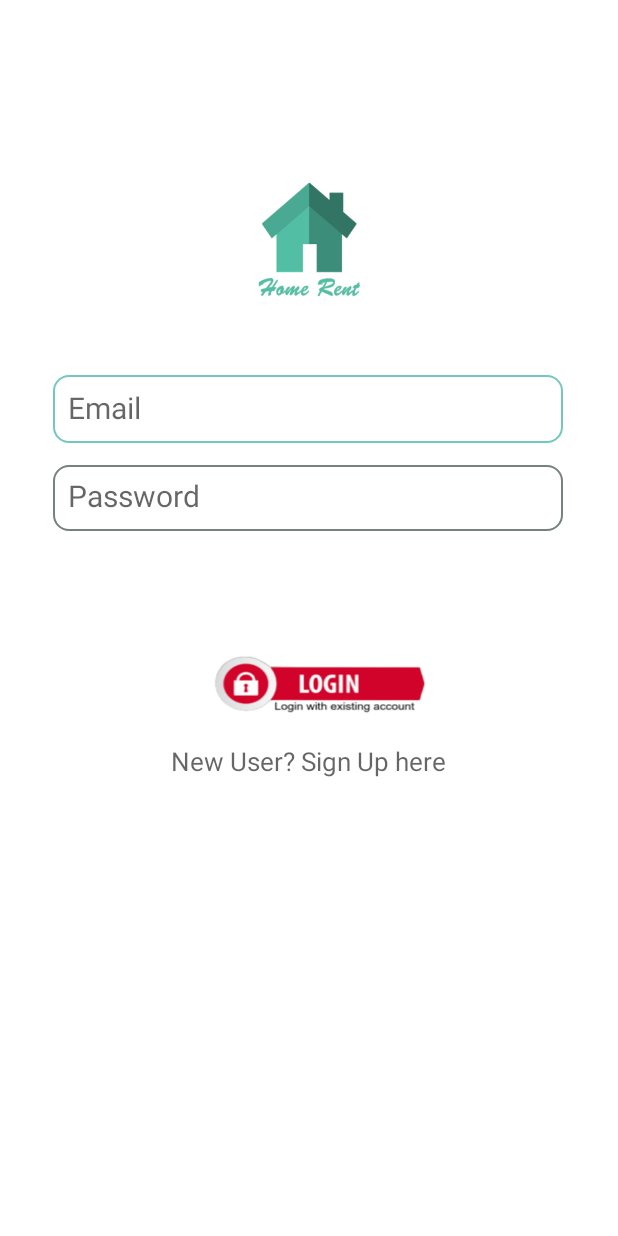
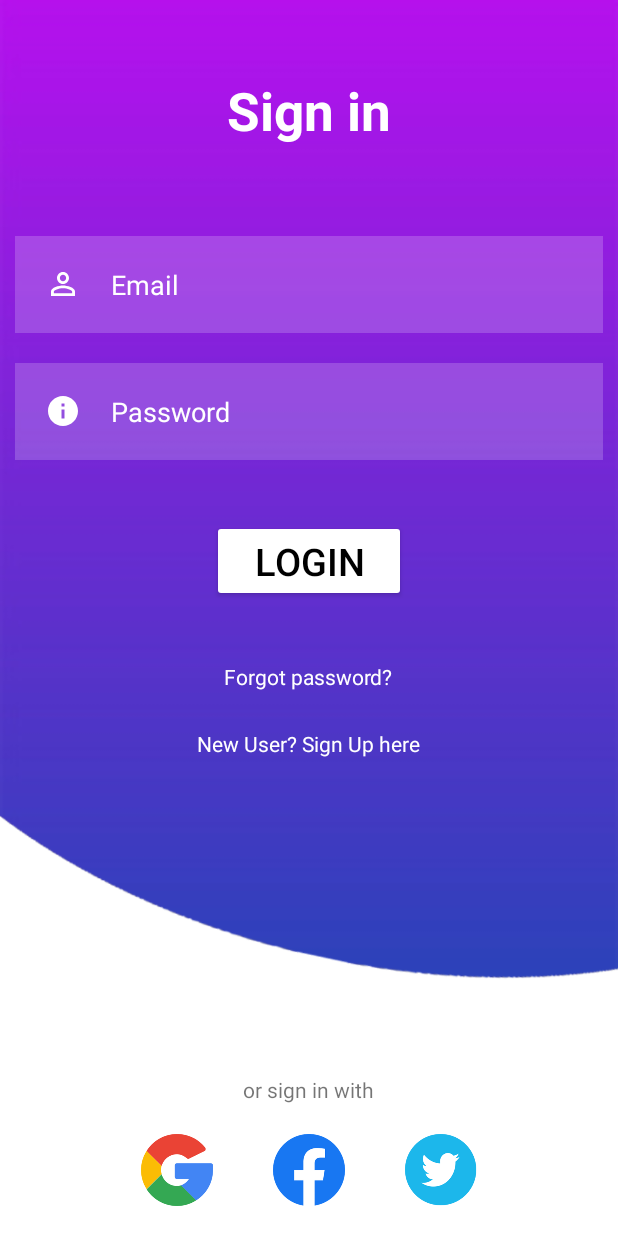
Before and after one commit to pritikuchhadiya/Android_Home_Rental, an Android app: the Login screen opened directly, with no data from a screen before it, on a phone screen of 412 x 824 dp. Run offline under Robolectric (Android 15) with nearby library versions, the phone set to English and light mode, and no system bars; our stand-ins replace Firebase (no records; nobody signed in at launch, a user with empty details on screens opened directly); 2 statements that could not run were skipped.

Commit message:
Login Page Done

```diff
--- a/app/src/main/AndroidManifest.xml
+++ b/app/src/main/AndroidManifest.xml
@@ -13,9 +13,6 @@
         android:roundIcon="@mipmap/ic_launcher_round"
         android:supportsRtl="true"
         android:theme="@style/AppTheme">
-        <activity
-            android:name=".activity_main2"
-            android:exported="false" />
         <activity
             android:name=".Receipt"
             android:exported="false"
--- a/app/src/main/java/com/example/rent_home/activity_main2.java
+++ /dev/null
@@ -1,14 +0,0 @@
-package com.example.rent_home;
-
-import androidx.appcompat.app.AppCompatActivity;
-
-import android.os.Bundle;
-
-public class activity_main2 extends AppCompatActivity {
-
-    @Override
-    protected void onCreate(Bundle savedInstanceState) {
-        super.onCreate(savedInstanceState);
-        setContentView(R.layout.activity_main2);
-    }
-}
--- /dev/null
+++ b/app/src/main/res/drawable-v24/ic_baseline_info_24.xml
@@ -0,0 +1,5 @@
+<vector android:height="24dp" android:tint="#FFFFFF"
+    android:viewportHeight="24" android:viewportWidth="24"
+    android:width="24dp" xmlns:android="http://schemas.android.com/apk/res/android">
+    <path android:fillColor="@android:color/white" android:pathData="M12,2C6.48,2 2,6.48 2,12s4.48,10 10,10 10,-4.48 10,-10S17.52,2 12,2zM13,17h-2v-6h2v6zM13,9h-2L11,7h2v2z"/>
+</vector>
--- /dev/null
+++ b/app/src/main/res/drawable-v24/ic_baseline_person_outline_24.xml
@@ -0,0 +1,5 @@
+<vector android:height="24dp" android:tint="#FFFFFF"
+    android:viewportHeight="24" android:viewportWidth="24"
+    android:width="24dp" xmlns:android="http://schemas.android.com/apk/res/android">
+    <path android:fillColor="@android:color/white" android:pathData="M12,5.9c1.16,0 2.1,0.94 2.1,2.1s-0.94,2.1 -2.1,2.1S9.9,9.16 9.9,8s0.94,-2.1 2.1,-2.1m0,9c2.97,0 6.1,1.46 6.1,2.1v1.1L5.9,18.1L5.9,17c0,-0.64 3.13,-2.1 6.1,-2.1M12,4C9.79,4 8,5.79 8,8s1.79,4 4,4 4,-1.79 4,-4 -1.79,-4 -4,-4zM12,13c-2.67,0 -8,1.34 -8,4v3h16v-3c0,-2.66 -5.33,-4 -8,-4z"/>
+</vector>
--- a/app/src/main/res/layout/activity_login.xml
+++ b/app/src/main/res/layout/activity_login.xml
@@ -4,61 +4,122 @@
     xmlns:tools="http://schemas.android.com/tools"
     android:layout_width="match_parent"
     android:layout_height="match_parent"
+    android:background="@drawable/background"
     tools:context=".Login">
 
 
-    <ImageView
-        android:id="@+id/imageView"
+        <TextView
             android:layout_width="match_parent"
-        android:layout_height="match_parent"
-        android:background="@drawable/loginpage"
-        tools:layout_editor_absoluteX="0dp"
-        tools:layout_editor_absoluteY="0dp" />
+            android:layout_height="wrap_content"
+            android:id="@+id/signin"
+            android:text="Sign in"
+            android:textColor="@color/white"
+            android:textSize="35dp"
+            android:textStyle="bold"
+            android:layout_margin="50dp"
+            android:gravity="center"/>
 
         <EditText
+            android:layout_width="match_parent"
+            android:layout_height="wrap_content"
             android:id="@+id/email"
-        android:layout_width="340dp"
-        android:layout_height="45dp"
-        android:background="@drawable/custom_input"
+            android:layout_below="@id/signin"
+            android:background="#30ffffff"
             android:hint="Email"
-        android:padding="10dp"
-        android:textSize="20dp"
-        android:layout_marginStart="35dp"
-        android:layout_marginTop="250dp"
-         />
+            android:textColorHint="@color/white"
+            android:textColor="@color/white"
+            android:layout_margin="10dp"
+            android:padding="20dp"
+            android:drawableLeft="@drawable/ic_baseline_person_outline_24"
+            android:drawablePadding="20dp"/>
 
         <EditText
+            android:layout_width="match_parent"
+            android:layout_height="wrap_content"
             android:id="@+id/password"
-        android:layout_width="340dp"
-        android:layout_height="44dp"
-        android:background="@drawable/custom_input"
+            android:layout_below="@id/email"
+            android:background="#30ffffff"
             android:hint="Password"
-        android:inputType="textPassword"
-        android:padding="10dp"
-        android:textSize="20dp"
-        android:layout_marginStart="35dp"
-        android:layout_marginTop="310dp"
-        />
+            android:textColorHint="@color/white"
+            android:textColor="@color/white"
+            android:layout_margin="10dp"
+            android:padding="20dp"
+            android:drawableLeft="@drawable/ic_baseline_info_24"
+            android:drawablePadding="20dp"
+            android:inputType="textPassword"/>
 
-    <ImageButton
+    <Button
         android:id="@+id/lg"
-        android:layout_width="150dp"
-        android:layout_height="50dp"
-        android:layout_marginStart="135dp"
-        android:layout_marginTop="430dp"
-        android:background="@color/White"
-        android:scaleType="fitXY"
-        android:src="@drawable/login" />
+        android:layout_width="129dp"
+        android:layout_height="wrap_content"
+        android:layout_below="@id/password"
+        android:layout_centerHorizontal="true"
+        android:layout_marginStart="20dp"
+        android:layout_marginTop="30dp"
+        android:layout_marginEnd="20dp"
+        android:layout_marginBottom="20dp"
+        android:backgroundTint="@color/white"
+        android:src="@drawable/lgbutton"
+        android:text="LOGIN"
+        android:textColor="#000000"
+        android:textSize="25sp"
+        android:textStyle="normal" />
 
     <TextView
+            android:layout_width="wrap_content"
+            android:layout_height="wrap_content"
+            android:id="@+id/forgotpass"
+            android:layout_below="@id/lg"
+            android:text="Forgot password?"
+            android:textColor="@color/white"
+            android:layout_centerHorizontal="true"
+            android:layout_margin="20dp"/>
+
+    <TextView
+        android:layout_width="wrap_content"
+        android:layout_height="wrap_content"
         android:id="@+id/user_reg"
-        android:layout_width="207dp"
-        android:layout_height="27dp"
-        android:hint="New User? Sign Up here"
-        android:textSize="17dp"
-        android:layout_marginStart="114dp"
-        android:layout_marginTop="495dp"
+        android:layout_below="@id/forgotpass"
+        android:text="New User? Sign Up here"
+        android:textColor="@color/white"
+        android:layout_centerHorizontal="true"
+        android:layout_margin="05dp"/>
 
-         />
+
+        <TextView
+            android:layout_width="wrap_content"
+            android:layout_height="wrap_content"
+            android:id="@+id/others"
+            android:layout_above="@id/socialicons"
+            android:text="or sign in with"
+            android:layout_centerHorizontal="true"/>
+
+
+        <LinearLayout
+            android:layout_width="match_parent"
+            android:layout_height="wrap_content"
+            android:id="@+id/socialicons"
+            android:layout_alignParentBottom="true"
+            android:gravity="center">
+
+
+            <ImageView
+                android:layout_width="48dp"
+                android:layout_height="48dp"
+                android:layout_margin="20dp"
+                android:src="@drawable/google"/>
+            <ImageView
+                android:layout_width="48dp"
+                android:layout_height="48dp"
+                android:layout_margin="20dp"
+                android:src="@drawable/fb"/>
+            <ImageView
+                android:layout_width="48dp"
+                android:layout_height="48dp"
+                android:layout_margin="20dp"
+                android:src="@drawable/twitter"/>
+
+        </LinearLayout>
+
 
     </RelativeLayout>
--- a/app/src/main/res/values/colors.xml
+++ b/app/src/main/res/values/colors.xml
@@ -7,5 +7,6 @@
     <color name="Cyan">#72C8C0</color>
     <color name="Grey">#768180</color>
     <color name="Theme">#52bea4</color>
+    <color name="white">#FFFFFFFF</color>
 
 </resources>
--- a/app/src/main/res/values/styles.xml
+++ b/app/src/main/res/values/styles.xml
@@ -5,6 +5,7 @@
         <item name="colorPrimary">@color/colorPrimary</item>
         <item name="colorPrimaryDark">@color/Cyan</item>
         <item name="colorAccent">@color/colorAccent</item>
+
     </style>
 
 </resources>
```
Also changed, not shown: app/src/main/java/com/example/rent_home/Login.java (indentation only), app/src/main/res/drawable-v24/background.png (added), app/src/main/res/drawable-v24/fb.png (added), app/src/main/res/drawable-v24/google.png (added), app/src/main/res/drawable-v24/twitter.png (added). Lines whose indentation alone changed are shown as unchanged.
